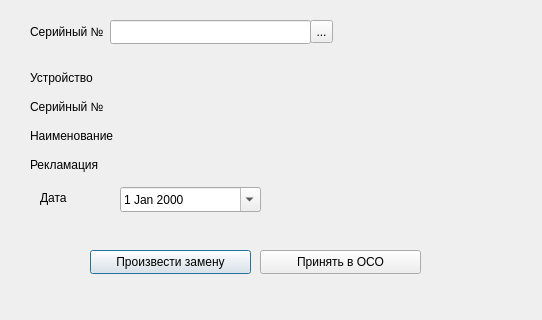
AlexeyScherbakov2021/Remont2, file Remont/acceptremontwindow.ui: the form before one commit.
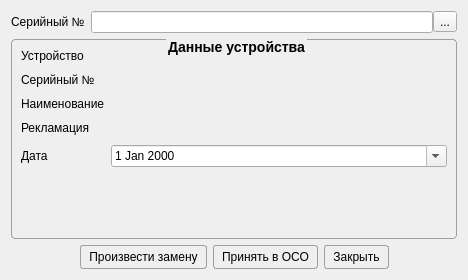
The form after the commit.

The edit to the form file:
```diff
--- a/Remont/acceptremontwindow.ui
+++ b/Remont/acceptremontwindow.ui
@@ -6,228 +6,236 @@
    <rect>
     <x>0</x>
     <y>0</y>
-    <width>542</width>
-    <height>320</height>
+    <width>468</width>
+    <height>280</height>
    </rect>
   </property>
   <property name="windowTitle">
    <string>Принять в ОСО</string>
   </property>
-  <widget class="QLabel" name="label">
-   <property name="geometry">
-    <rect>
-     <x>30</x>
-     <y>157</y>
-     <width>81</width>
-     <height>16</height>
-    </rect>
-   </property>
-   <property name="text">
-    <string>Рекламация</string>
-   </property>
-  </widget>
-  <widget class="QLabel" name="label_3">
-   <property name="geometry">
-    <rect>
-     <x>40</x>
-     <y>190</y>
-     <width>49</width>
-     <height>16</height>
-    </rect>
-   </property>
-   <property name="text">
-    <string>Дата</string>
-   </property>
-  </widget>
-  <widget class="QDateEdit" name="deDate">
-   <property name="geometry">
-    <rect>
-     <x>120</x>
-     <y>187</y>
-     <width>141</width>
-     <height>25</height>
-    </rect>
-   </property>
-   <property name="calendarPopup">
-    <bool>true</bool>
-   </property>
-   <property name="timeSpec">
-    <enum>Qt::TimeSpec::LocalTime</enum>
-   </property>
-  </widget>
-  <widget class="QPushButton" name="pbExchange">
-   <property name="geometry">
-    <rect>
-     <x>90</x>
-     <y>250</y>
-     <width>161</width>
-     <height>24</height>
-    </rect>
-   </property>
-   <property name="text">
-    <string>Произвести замену</string>
-   </property>
-  </widget>
-  <widget class="QPushButton" name="pbApply">
-   <property name="geometry">
-    <rect>
-     <x>260</x>
-     <y>250</y>
-     <width>161</width>
-     <height>24</height>
-    </rect>
-   </property>
-   <property name="text">
-    <string>Принять в ОСО</string>
-   </property>
-  </widget>
-  <widget class="QLabel" name="label_2">
-   <property name="geometry">
-    <rect>
-     <x>30</x>
-     <y>70</y>
-     <width>71</width>
-     <height>16</height>
-    </rect>
-   </property>
-   <property name="text">
-    <string>Устройство</string>
-   </property>
-  </widget>
-  <widget class="QLabel" name="label_4">
-   <property name="geometry">
-    <rect>
-     <x>30</x>
-     <y>24</y>
-     <width>80</width>
-     <height>16</height>
-    </rect>
-   </property>
-   <property name="text">
-    <string>Серийный №</string>
-   </property>
-  </widget>
-  <widget class="QLineEdit" name="leNumber">
-   <property name="geometry">
-    <rect>
-     <x>110</x>
-     <y>20</y>
-     <width>201</width>
-     <height>24</height>
-    </rect>
-   </property>
-  </widget>
-  <widget class="QToolButton" name="tbNumber">
-   <property name="geometry">
-    <rect>
-     <x>310</x>
-     <y>20</y>
-     <width>23</width>
-     <height>23</height>
-    </rect>
-   </property>
-   <property name="text">
-    <string>...</string>
-   </property>
-  </widget>
-  <widget class="QLabel" name="lbDevice">
-   <property name="geometry">
-    <rect>
-     <x>120</x>
-     <y>70</y>
-     <width>400</width>
-     <height>16</height>
-    </rect>
-   </property>
-   <property name="font">
-    <font>
-     <bold>true</bold>
-    </font>
-   </property>
-   <property name="text">
-    <string/>
-   </property>
-  </widget>
-  <widget class="QLabel" name="label_6">
-   <property name="geometry">
-    <rect>
-     <x>30</x>
-     <y>99</y>
-     <width>91</width>
-     <height>16</height>
-    </rect>
-   </property>
-   <property name="text">
-    <string>Серийный №</string>
-   </property>
-  </widget>
-  <widget class="QLabel" name="label_7">
-   <property name="geometry">
-    <rect>
-     <x>30</x>
-     <y>128</y>
-     <width>91</width>
-     <height>16</height>
-    </rect>
-   </property>
-   <property name="text">
-    <string>Наименование</string>
-   </property>
-  </widget>
-  <widget class="QLabel" name="lbNumber">
-   <property name="geometry">
-    <rect>
-     <x>120</x>
-     <y>99</y>
-     <width>400</width>
-     <height>16</height>
-    </rect>
-   </property>
-   <property name="font">
-    <font>
-     <bold>true</bold>
-    </font>
-   </property>
-   <property name="text">
-    <string/>
-   </property>
-  </widget>
-  <widget class="QLabel" name="lbName">
-   <property name="geometry">
-    <rect>
-     <x>120</x>
-     <y>128</y>
-     <width>400</width>
-     <height>16</height>
-    </rect>
-   </property>
-   <property name="font">
-    <font>
-     <bold>true</bold>
-    </font>
-   </property>
-   <property name="text">
-    <string/>
-   </property>
-  </widget>
-  <widget class="QLabel" name="lbClaim">
-   <property name="geometry">
-    <rect>
-     <x>120</x>
-     <y>157</y>
-     <width>400</width>
-     <height>16</height>
-    </rect>
-   </property>
-   <property name="font">
-    <font>
-     <bold>true</bold>
-    </font>
-   </property>
-   <property name="text">
-    <string/>
-   </property>
-  </widget>
+  <property name="styleSheet">
+   <string notr="true">QGroupBox {
+    border: 1px solid #9F9F9F;
+    font-size: 14px;
+    font-weight: 800;
+    color: black;
+    border-radius: 4px;
+    margin-top: 2.5ex; 
+    padding-top: 2ex;
+}
+QGroupBox::title {
+    subcontrol-origin: margin;
+    subcontrol-position: top center;
+}
+
+
+QPushButton {
+    border-radius: 3px;
+    border: 1px solid #9F9F9F;
+	padding-left: 8px;
+	padding-right: 8px;
+	padding-top: 4px;
+	padding-bottom: 4px;
+}
+
+QPushButton:hover { 
+	background-color: white;
+}
+
+QPushButton:pressed {
+background-color: LightGray;
+    position: relative;
+     top: 4px; left: 4px;
+}
+
+</string>
+  </property>
+  <layout class="QVBoxLayout" name="verticalLayout" stretch="0,1,0">
+   <item>
+    <layout class="QHBoxLayout" name="horizontalLayout_2">
+     <item>
+      <widget class="QLabel" name="label_4">
+       <property name="text">
+        <string>Серийный №</string>
+       </property>
+      </widget>
+     </item>
+     <item>
+      <layout class="QHBoxLayout" name="horizontalLayout">
+       <property name="spacing">
+        <number>0</number>
+       </property>
+       <item>
+        <widget class="QLineEdit" name="leNumber"/>
+       </item>
+       <item>
+        <widget class="QToolButton" name="tbNumber">
+         <property name="text">
+          <string>...</string>
+         </property>
+        </widget>
+       </item>
+      </layout>
+     </item>
+    </layout>
+   </item>
+   <item>
+    <widget class="QGroupBox" name="groupBox">
+     <property name="title">
+      <string>Данные устройства</string>
+     </property>
+     <layout class="QFormLayout" name="formLayout">
+      <property name="verticalSpacing">
+       <number>10</number>
+      </property>
+      <item row="0" column="0">
+       <widget class="QLabel" name="label_2">
+        <property name="text">
+         <string>Устройство</string>
+        </property>
+       </widget>
+      </item>
+      <item row="0" column="1">
+       <widget class="QLabel" name="lbDevice">
+        <property name="font">
+         <font>
+          <bold>true</bold>
+         </font>
+        </property>
+        <property name="text">
+         <string/>
+        </property>
+       </widget>
+      </item>
+      <item row="1" column="0">
+       <widget class="QLabel" name="label_6">
+        <property name="text">
+         <string>Серийный №</string>
+        </property>
+       </widget>
+      </item>
+      <item row="1" column="1">
+       <widget class="QLabel" name="lbNumber">
+        <property name="font">
+         <font>
+          <bold>true</bold>
+         </font>
+        </property>
+        <property name="text">
+         <string/>
+        </property>
+       </widget>
+      </item>
+      <item row="2" column="0">
+       <widget class="QLabel" name="label_7">
+        <property name="text">
+         <string>Наименование</string>
+        </property>
+       </widget>
+      </item>
+      <item row="2" column="1">
+       <widget class="QLabel" name="lbName">
+        <property name="font">
+         <font>
+          <bold>true</bold>
+         </font>
+        </property>
+        <property name="text">
+         <string/>
+        </property>
+       </widget>
+      </item>
+      <item row="3" column="0">
+       <widget class="QLabel" name="label">
+        <property name="text">
+         <string>Рекламация</string>
+        </property>
+       </widget>
+      </item>
+      <item row="3" column="1">
+       <widget class="QLabel" name="lbClaim">
+        <property name="font">
+         <font>
+          <bold>true</bold>
+         </font>
+        </property>
+        <property name="text">
+         <string/>
+        </property>
+       </widget>
+      </item>
+      <item row="4" column="0">
+       <widget class="QLabel" name="label_3">
+        <property name="text">
+         <string>Дата</string>
+        </property>
+       </widget>
+      </item>
+      <item row="4" column="1">
+       <widget class="QDateEdit" name="deDate">
+        <property name="calendarPopup">
+         <bool>true</bool>
+        </property>
+        <property name="timeSpec">
+         <enum>Qt::TimeSpec::LocalTime</enum>
+        </property>
+       </widget>
+      </item>
+     </layout>
+    </widget>
+   </item>
+   <item>
+    <layout class="QHBoxLayout" name="horizontalLayout_3">
+     <item>
+      <spacer name="horizontalSpacer">
+       <property name="orientation">
+        <enum>Qt::Orientation::Horizontal</enum>
+       </property>
+       <property name="sizeHint" stdset="0">
+        <size>
+         <width>40</width>
+         <height>20</height>
+        </size>
+       </property>
+      </spacer>
+     </item>
+     <item>
+      <widget class="QPushButton" name="pbExchange">
+       <property name="text">
+        <string>Произвести замену</string>
+       </property>
+      </widget>
+     </item>
+     <item>
+      <widget class="QPushButton" name="pbApply">
+       <property name="text">
+        <string>Принять в ОСО</string>
+       </property>
+      </widget>
+     </item>
+     <item>
+      <widget class="QPushButton" name="pbClose">
+       <property name="text">
+        <string>Закрыть</string>
+       </property>
+      </widget>
+     </item>
+     <item>
+      <spacer name="horizontalSpacer_2">
+       <property name="orientation">
+        <enum>Qt::Orientation::Horizontal</enum>
+       </property>
+       <property name="sizeHint" stdset="0">
+        <size>
+         <width>40</width>
+         <height>20</height>
+        </size>
+       </property>
+      </spacer>
+     </item>
+    </layout>
+   </item>
+  </layout>
  </widget>
  <tabstops>
   <tabstop>leNumber</tabstop>
```
Left out of the diff: 19 changed lines with no effect on the pictures.
